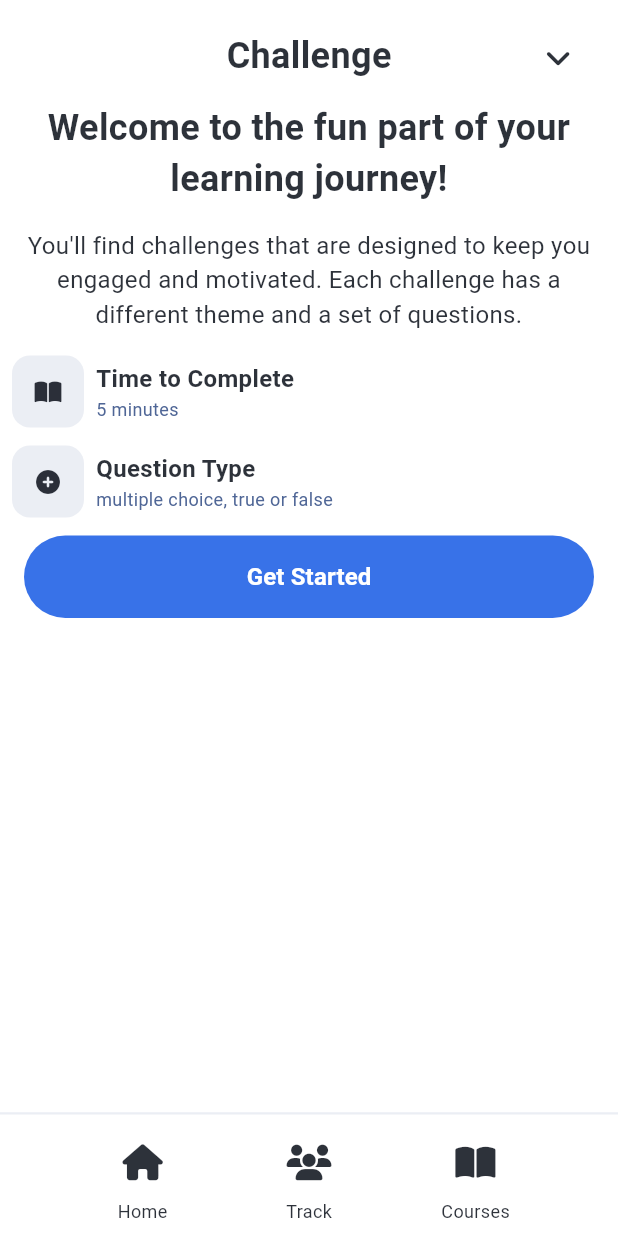
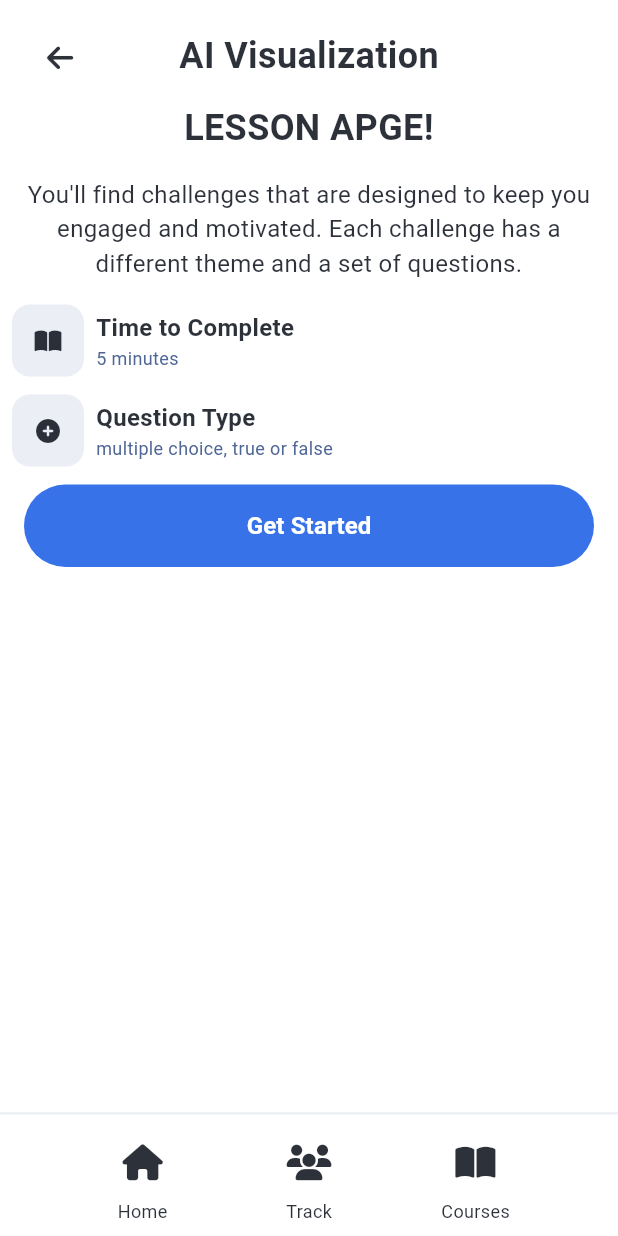
Before and after one commit to SiegfredLorelle/edugaite, a Flutter app: the ProfilePage screen opened by its route, item 3 of the bottom bar chosen, after a tap on "Get Started", on a phone screen of 412 x 824 dp. Run offline on Flutter 3.47's test engine with Material 3 defaults, Android fonts, the phone set to English and light mode, and no system bars; our stand-ins replace audioplayers, carousel_slider, firebase_auth, firebase_core, flutter_bloc, font_awesome_flutter and 1 more; missing offline and left inert: flame, flame_behaviors, flame_tiled, leap, ordered_set, pathxp; accounts and stored records are empty; Roboto replaces fonts that are missing (Lexend); statements that could not run were skipped.

Commit message:
Add lesson page

```diff
--- a/lib/main.dart
+++ b/lib/main.dart
@@ -11,6 +11,7 @@ import 'package:EduGAIte/game/game.dart';
 import 'screens/profile.dart';
 import 'screens/track.dart';
 import 'screens/courses.dart';
+import 'screens/lesson.dart';
 
 Future<void> main() async {
   WidgetsFlutterBinding.ensureInitialized();
@@ -41,8 +42,9 @@ class MyApp extends StatelessWidget {
           "/profile": (context) => const ProfilePage(),
         "/track": (context) => const TrackPage(),
         "/courses": (context) => const CoursesPage(),
+        "/lesson": (context) => const LessonPage(),
       },
-        title: 'Flutter Demo',
+        title: 'EduGAIte',
         theme: ThemeData(
           colorScheme: const ColorScheme(
             primary: Colors.white70, // Primary color
--- a/lib/screens/courses.dart
+++ b/lib/screens/courses.dart
@@ -200,7 +200,7 @@ class CoursesPageBody extends StatelessWidget {
               padding: const EdgeInsets.symmetric(horizontal: 16.0, vertical: 8.0),
               child: TextButton(
                 onPressed: () {
-                  // Define the button action here
+                  Navigator.pushNamed(context, '/lesson');
                 },
                 style: TextButton.styleFrom(
                   backgroundColor: const Color.fromRGBO(26, 92, 229,
--- /dev/null
+++ b/lib/screens/lesson.dart
@@ -0,0 +1,229 @@
+import 'package:flutter/material.dart';
+import 'package:font_awesome_flutter/font_awesome_flutter.dart';
+
+import '../widgets/nav-footer.dart';
+
+class LessonPage extends StatelessWidget {
+  const LessonPage({super.key});
+
+  @override
+  Widget build(BuildContext context) {
+    return Scaffold(
+      appBar: PreferredSize(
+        preferredSize: Size.fromHeight(80.0),
+        child: LessonPageHeader(),
+      ),
+      body: Column(
+        children: [
+          Expanded(
+            child: SingleChildScrollView(
+              child: LessonPageBody(),
+            ),
+          ),
+          const NavFooter(),
+        ],
+      ),
+    );
+  }
+}
+
+class LessonPageHeader extends StatelessWidget {
+  const LessonPageHeader({super.key});
+
+  @override
+  Widget build(BuildContext context) {
+    return Container(
+      height: 60.0, // Set desired height
+      color: Colors.white70,
+      padding: const EdgeInsets.fromLTRB(16.0, 20.0, 16.0, 8.0),
+      child: Stack(
+        children: [
+          Align(
+            alignment: Alignment.topLeft,
+            child: IconButton(
+              icon: const FaIcon(FontAwesomeIcons.arrowLeft, size: 20),
+              color: const Color.fromRGBO(13, 18, 28, 0.867),
+              onPressed: () {
+                // Define your action here
+              },
+            ),
+          ),
+          Center(
+            child: Text(
+              'AI Visualization',
+              style: TextStyle(
+                fontSize: 24.0,
+                color: const Color.fromRGBO(13, 18, 28, 0.867),
+                fontFamily: "Lexend",
+                fontWeight: FontWeight.bold,
+              ),
+            ),
+          ),
+        ],
+      ),
+    );
+  }
+}
+
+class LessonPageBody extends StatelessWidget {
+  const LessonPageBody({super.key});
+
+  @override
+  Widget build(BuildContext context) {
+    return SingleChildScrollView(
+      child: Container(
+        child: Column(
+          children: <Widget>[
+            Container(
+              color: Colors.white70,
+              padding: const EdgeInsets.fromLTRB(8.0, 8.0, 8.0, 8.0),
+              child: const Text(
+                "LESSON APGE!",
+                textAlign: TextAlign.center,
+                style: TextStyle(
+                  fontSize: 24.0,
+                  color: Color.fromRGBO(13, 18, 28, 0.867),
+                  fontFamily: "Lexend",
+                  fontWeight: FontWeight.bold,
+                ),
+              ),
+            ),
+            Container(
+              color: Colors.white70,
+              padding: const EdgeInsets.fromLTRB(16.0, 8.0, 16.0, 8.0),
+              child: const Text(
+                "You'll find challenges that are designed to keep you engaged and motivated. Each challenge has a different theme and a set of questions.",
+                textAlign: TextAlign.center,
+                style: TextStyle(
+                  fontSize: 16.0,
+                  color: Color.fromRGBO(13, 18, 28, 0.867),
+                  fontFamily: "Lexend",
+                ),
+              ),
+            ),
+            Container(
+              color: Colors.white70,
+              padding: const EdgeInsets.fromLTRB(8.0, 8.0, 8.0, 4.0),
+              child: Row(
+                children: <Widget>[
+                  Container(
+                    decoration: BoxDecoration(
+                      color: const Color.fromRGBO(232, 235, 242, 0.867), // Set your desir,
+                      borderRadius: BorderRadius.circular(12.0), // Border radius
+                    ),
+                    child: IconButton(
+                      icon: const FaIcon(
+                        FontAwesomeIcons.bookOpen,
+                        size: 16,
+                      ),
+                      color: const Color.fromRGBO(13, 18, 28, 0.867),
+                      onPressed: () {},
+                    ),
+                  ),
+                  const SizedBox(width: 8.0), // Add some spacing between the buttons
+                  Column(
+                    crossAxisAlignment: CrossAxisAlignment.start,
+                    children: const [
+                      Text(
+                        "Time to Complete",
+                        textAlign: TextAlign.center,
+                        style: TextStyle(
+                          fontSize: 16.0,
+                          color: Color.fromRGBO(13, 18, 28, 0.867), // Se
+                          fontFamily: "Lexend",
+                          fontWeight: FontWeight.bold,
+                        ),
+                      ),
+                      Text(
+                        "5 minutes",
+                        textAlign: TextAlign.center,
+                        style: TextStyle(
+                          fontSize: 12.0,
+                          color: Color.fromRGBO(79, 102, 150, 1), // Label text color
+                          fontFamily: "Lexend",
+                        ),
+                      ),
+                    ],
+                  ),
+                ],
+              ),
+            ),
+            Container(
+              color: Colors.white70,
+              padding: const EdgeInsets.fromLTRB(8.0, 8.0, 8.0, 4.0),
+              child: Row(
+                children: <Widget>[
+                  Container(
+                    decoration: BoxDecoration(
+                      color: const Color.fromRGBO(232, 235, 242, 0.867), // Set your desir,
+                      borderRadius: BorderRadius.circular(12.0), // Border radius
+                    ),
+                    child: IconButton(
+                      icon: const FaIcon(
+                        FontAwesomeIcons.circlePlus,
+                        size: 16,
+                      ),
+                      color: const Color.fromRGBO(13, 18, 28, 0.867),
+                      onPressed: () {},
+                    ),
+                  ),
+                  const SizedBox(width: 8.0), // Add some spacing between the buttons
+                  Column(
+                    crossAxisAlignment: CrossAxisAlignment.start,
+                    children: const [
+                      Text(
+                        "Question Type",
+                        textAlign: TextAlign.center,
+                        style: TextStyle(
+                          fontSize: 16.0,
+                          color: Color.fromRGBO(13, 18, 28, 0.867), // Se
+                          fontFamily: "Lexend",
+                          fontWeight: FontWeight.bold,
+                        ),
+                      ),
+                      Text(
+                        "multiple choice, true or false",
+                        textAlign: TextAlign.center,
+                        style: TextStyle(
+                          fontSize: 12.0,
+                          color: Color.fromRGBO(79, 102, 150, 1), // Label text color
+                          fontFamily: "Lexend",
+                        ),
+                      ),
+                    ],
+                  ),
+                ],
+              ),
+            ),
+            Container(
+              width: double.infinity,
+              padding: const EdgeInsets.symmetric(horizontal: 16.0, vertical: 8.0),
+              child: TextButton(
+                onPressed: () {
+                  // Define the button action here
+                },
+                style: TextButton.styleFrom(
+                  backgroundColor: const Color.fromRGBO(26, 92, 229,
+                        0.867), // Set your desired background color, // Set button color
+                  padding: const EdgeInsets.symmetric(vertical: 16.0), // Set padding
+                  shape: RoundedRectangleBorder(
+                    borderRadius: BorderRadius.circular(36.0), // Rounded edges
+                  ),
+                ),
+                child: const Text(
+                  'Get Started',
+                  style: TextStyle(
+                    color: Colors.white, // Set text color
+                    fontSize: 16.0, // Set text size
+                    fontFamily: "Lexend",
+                    fontWeight: FontWeight.bold,
+                  ),
+                ),
+              ),
+            ),
+          ],
+        ),
+      ),
+    );
+  }
+}
```
